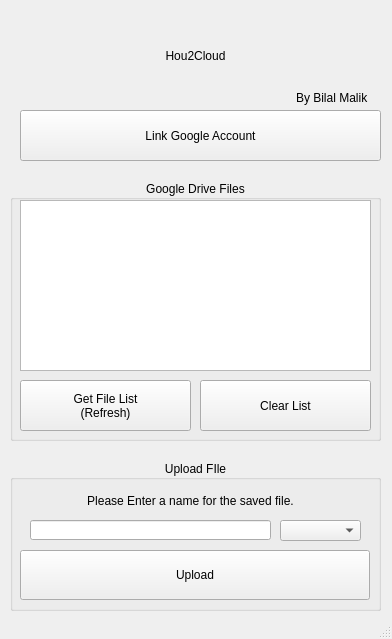
This is GUI/H2CV2.ui in SideswipeeZ/Hou2Drive as Qt 5 draws it before an edit. The edited form follows.
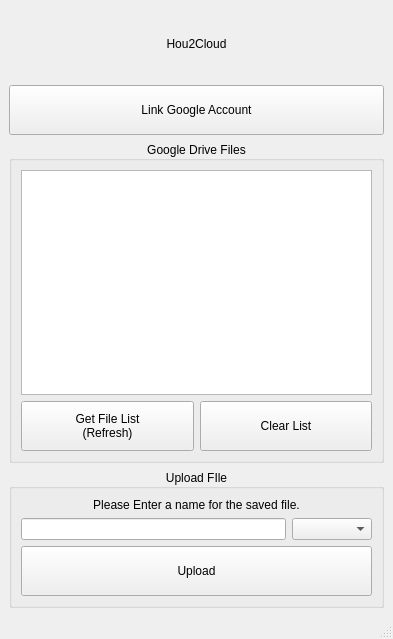
This is the edited form.

Commit message:
Updated UI with Layouts.
User can now resize the app dynamically during runtime.

The edit to the form file:
```diff
--- a/GUI/H2CV2.ui
+++ b/GUI/H2CV2.ui
@@ -14,14 +14,14 @@
    <string>MainWindow</string>
   </property>
   <widget class="QWidget" name="centralwidget">
+   <layout class="QVBoxLayout" name="verticalLayout_3">
+    <item>
    <widget class="QLabel" name="header_lbl">
-    <property name="geometry">
-     <rect>
-      <x>10</x>
-      <y>20</y>
-      <width>371</width>
-      <height>71</height>
-     </rect>
+      <property name="minimumSize">
+       <size>
+        <width>370</width>
+        <height>70</height>
+       </size>
     </property>
     <property name="text">
      <string>Hou2Cloud</string>
@@ -30,153 +30,136 @@
      <set>Qt::AlignCenter</set>
     </property>
    </widget>
-   <widget class="QGroupBox" name="groupBox">
-    <property name="geometry">
-     <rect>
-      <x>10</x>
-      <y>460</y>
-      <width>371</width>
-      <height>151</height>
-     </rect>
-    </property>
-    <property name="title">
-     <string>Upload FIle</string>
-    </property>
-    <property name="alignment">
-     <set>Qt::AlignCenter</set>
-    </property>
-    <widget class="QPushButton" name="bttn_upload">
-     <property name="geometry">
-      <rect>
-       <x>10</x>
-       <y>90</y>
-       <width>350</width>
+    </item>
+    <item>
+     <widget class="QPushButton" name="bttn_link">
+      <property name="minimumSize">
+       <size>
+        <width>360</width>
        <height>50</height>
-      </rect>
+       </size>
      </property>
      <property name="text">
-      <string>Upload</string>
-     </property>
-    </widget>
-    <widget class="QLineEdit" name="lineEdit">
-     <property name="geometry">
-      <rect>
-       <x>20</x>
-       <y>60</y>
-       <width>241</width>
-       <height>20</height>
-      </rect>
-     </property>
-    </widget>
-    <widget class="QLabel" name="txt_lbl">
-     <property name="geometry">
-      <rect>
-       <x>20</x>
-       <y>30</y>
-       <width>321</width>
-       <height>21</height>
-      </rect>
-     </property>
-     <property name="text">
-      <string>Please Enter a name for the saved file.</string>
-     </property>
-     <property name="alignment">
-      <set>Qt::AlignCenter</set>
-     </property>
-    </widget>
-    <widget class="QComboBox" name="combo_file">
-     <property name="geometry">
-      <rect>
-       <x>270</x>
-       <y>60</y>
-       <width>81</width>
-       <height>21</height>
-      </rect>
-     </property>
-     <property name="maxVisibleItems">
-      <number>10</number>
-     </property>
-    </widget>
-   </widget>
+       <string>Link Google Account</string>
+      </property>
+     </widget>
+    </item>
+    <item>
    <widget class="QGroupBox" name="groupBox_2">
-    <property name="geometry">
-     <rect>
-      <x>10</x>
-      <y>180</y>
-      <width>371</width>
-      <height>261</height>
-     </rect>
-    </property>
     <property name="title">
      <string>Google Drive Files</string>
     </property>
     <property name="alignment">
      <set>Qt::AlignCenter</set>
     </property>
+      <layout class="QVBoxLayout" name="verticalLayout">
+       <item>
     <widget class="QListWidget" name="listWidget">
-     <property name="geometry">
-      <rect>
-       <x>10</x>
-       <y>20</y>
+         <property name="minimumSize">
+          <size>
        <width>351</width>
        <height>171</height>
-      </rect>
-     </property>
-    </widget>
+          </size>
+         </property>
+        </widget>
+       </item>
+       <item>
+        <layout class="QHBoxLayout" name="horizontalLayout">
+         <item>
     <widget class="QPushButton" name="bttn_getFiles">
-     <property name="geometry">
-      <rect>
-       <x>10</x>
-       <y>200</y>
-       <width>171</width>
-       <height>51</height>
-      </rect>
+           <property name="minimumSize">
+            <size>
+             <width>0</width>
+             <height>50</height>
+            </size>
      </property>
      <property name="text">
       <string>Get File List
 (Refresh)</string>
      </property>
     </widget>
+         </item>
+         <item>
     <widget class="QPushButton" name="bttn_clear">
-     <property name="geometry">
-      <rect>
-       <x>190</x>
-       <y>200</y>
-       <width>171</width>
-       <height>51</height>
-      </rect>
+           <property name="minimumSize">
+            <size>
+             <width>0</width>
+             <height>50</height>
+            </size>
      </property>
      <property name="text">
       <string>Clear List</string>
      </property>
     </widget>
-   </widget>
-   <widget class="QPushButton" name="bttn_link">
-    <property name="geometry">
-     <rect>
-      <x>20</x>
-      <y>110</y>
-      <width>361</width>
-      <height>51</height>
-     </rect>
-    </property>
+         </item>
+        </layout>
+       </item>
+      </layout>
+     </widget>
+    </item>
+    <item>
+     <widget class="QGroupBox" name="groupBox">
+      <property name="title">
+       <string>Upload FIle</string>
+      </property>
+      <property name="alignment">
+       <set>Qt::AlignCenter</set>
+      </property>
+      <layout class="QVBoxLayout" name="verticalLayout_2">
+       <item>
+        <widget class="QLabel" name="txt_lbl">
     <property name="text">
-     <string>Link Google Account</string>
-    </property>
-   </widget>
-   <widget class="QLabel" name="author_lbl">
-    <property name="geometry">
-     <rect>
-      <x>296</x>
-      <y>90</y>
-      <width>81</width>
-      <height>16</height>
-     </rect>
-    </property>
+          <string>Please Enter a name for the saved file.</string>
+         </property>
+         <property name="alignment">
+          <set>Qt::AlignCenter</set>
+         </property>
+        </widget>
+       </item>
+       <item>
+        <layout class="QHBoxLayout" name="horizontalLayout_2">
+         <item>
+          <widget class="QLineEdit" name="lineEdit">
+           <property name="minimumSize">
+            <size>
+             <width>240</width>
+             <height>0</height>
+            </size>
+           </property>
+          </widget>
+         </item>
+         <item>
+          <widget class="QComboBox" name="combo_file">
+           <property name="minimumSize">
+            <size>
+             <width>80</width>
+             <height>0</height>
+            </size>
+           </property>
+           <property name="maxVisibleItems">
+            <number>10</number>
+           </property>
+          </widget>
+         </item>
+        </layout>
+       </item>
+       <item>
+        <widget class="QPushButton" name="bttn_upload">
+         <property name="minimumSize">
+          <size>
+           <width>350</width>
+           <height>50</height>
+          </size>
+         </property>
     <property name="text">
-     <string>By Bilal Malik</string>
-    </property>
-   </widget>
+          <string>Upload</string>
+         </property>
+        </widget>
+       </item>
+      </layout>
+     </widget>
+    </item>
+   </layout>
   </widget>
   <widget class="QStatusBar" name="statusbar"/>
  </widget>
```
Lines whose indentation alone changed are shown as unchanged.
